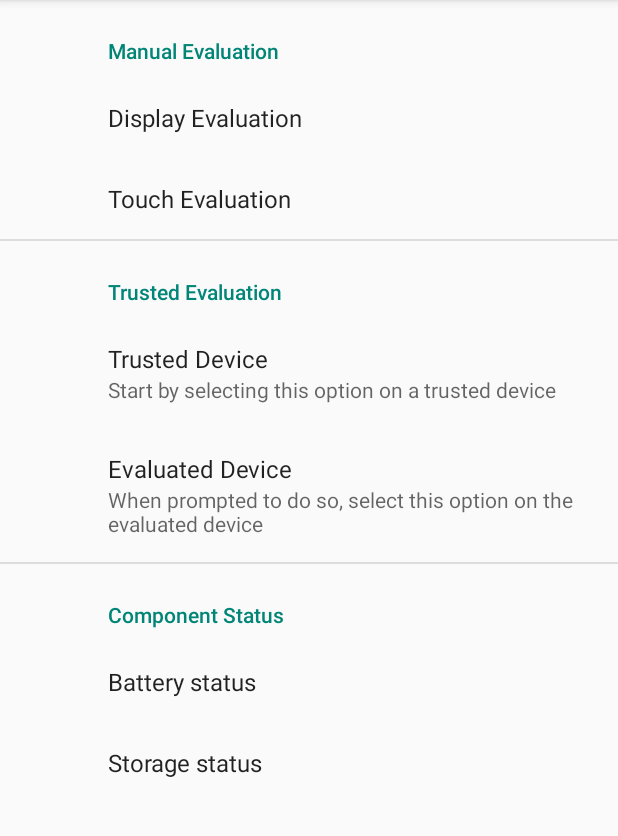
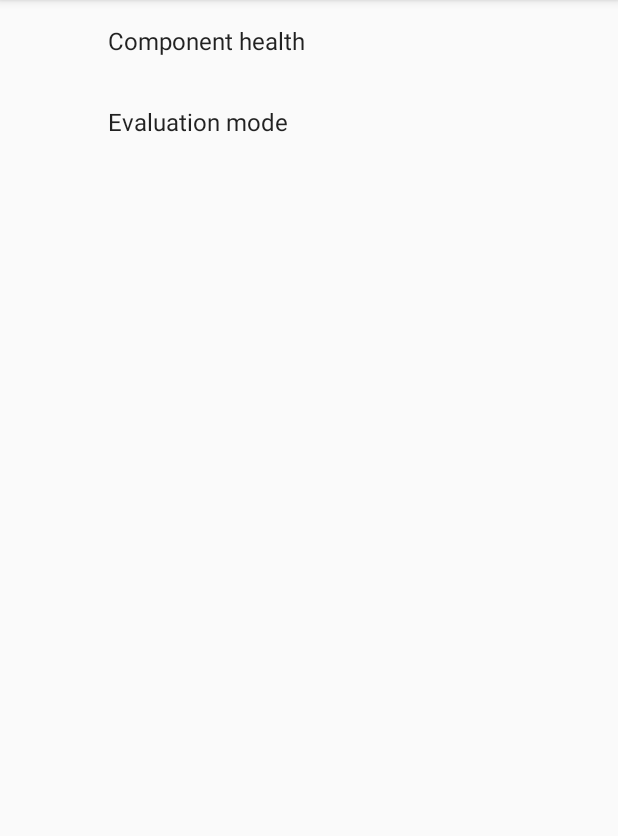
Before and after one commit to zero-roms/android_packages_apps_DeviceDiagnostics, an Android app built with Jetpack Compose: the MainFragment screen opened directly, with no data from a screen before it, on a phone screen of 412 x 824 dp, the part 84-920 px from its top. Run offline under Robolectric (Android 15) with nearby library versions, the phone set to English and light mode, and no system bars; our stand-ins replace androidx.preference.

Commit message:
Clean up main activity.
This reduces the main landing page to "Component health" and "Evaluation
mode". The component health activity now lists manual tests to run, as
well as component status. The "evaluation mode" activity contains the
Trusted / Evaluated options, though eventually, we would like to
eliminate the "Evaluated device" screen.

This does not fix the manual test activity flows, yet.

Bug: N/A
Test: manual test
Change-Id: I5553e1057ebb9d70c2f18559dca845ba942a9992

```diff
--- a/app/src/main/AndroidManifest.xml
+++ b/app/src/main/AndroidManifest.xml
@@ -25,6 +25,8 @@
         <category android:name="android.intent.category.DEFAULT" />
       </intent-filter>
     </activity>
+    <activity android:name="com.android.devicediagnostics.DiagnosticsActivity" />
+    <activity android:name="com.android.devicediagnostics.EvaluationModeActivity" />
     <activity android:name="com.android.devicediagnostics.trusted.QrCodeDisplayActivity" />
     <activity android:name="com.android.devicediagnostics.trusted.QrCodeScanActivity" />
     <activity android:name="com.android.devicediagnostics.trusted.DisplayResultActivity" />
--- a/app/src/main/java/com/android/devicediagnostics/evaluated/BatteryActivity.kt
+++ b/app/src/main/java/com/android/devicediagnostics/evaluated/BatteryActivity.kt
@@ -161,7 +161,7 @@ class BatteryHealthPreference(context: Context, attrs: AttributeSet) :
 
     override fun getSummary(): CharSequence? {
         if (diagnostics.stateOfHealth == -1) {
-            return "Unavailable"
+            return context.getString(R.string.unavailable)
         }
         return diagnostics.stateOfHealth.toString() + "%"
     }
--- a/app/src/main/java/com/android/devicediagnostics/evaluated/StorageActivity.kt
+++ b/app/src/main/java/com/android/devicediagnostics/evaluated/StorageActivity.kt
@@ -117,7 +117,7 @@ class StorageHealthPreference(context: Context, attrs: AttributeSet) :
 
     override fun getSummary(): CharSequence? {
         if (diagnostics.lifetime == -1) {
-            return "Unavailable"
+            return context.getString(R.string.unavailable)
         }
         return diagnostics.lifetime.toString() + "%"
     }
--- a/app/src/main/res/values/strings.xml
+++ b/app/src/main/res/values/strings.xml
@@ -6,18 +6,24 @@
   <string name="activity_continue">Continue</string>
   <string name="unavailable">Unavailable</string>
 
-  <!-- Main preference screen -->
-  <string name="manual_eval_title">Manual Evaluation</string>
-  <string name="screen_test_title">Display Evaluation</string>
-  <string name="touch_test_title">Touch Evaluation</string>
+  <!-- Main activity -->
+  <string name="component_health_title">Component health</string>
+  <string name="evaluation_mode_title">Evaluation mode</string>
+
+  <!-- Diagnostics landing -->
+  <string name="manual_eval_title">Manual tests</string>
+  <string name="screen_test_title">Display test</string>
+  <string name="touch_test_title">Touch test</string>
+  <string name="component_title">Component status</string>
+  <string name="storage_title">Storage status</string>
+  <string name="battery_title">Battery status</string>
+
+  <!-- Evaluation mode -->
   <string name="trusted_eval_title">Trusted Evaluation</string>
   <string name="trusted_device_title">Trusted Device</string>
   <string name="trusted_device_summary">Start by selecting this option on a trusted device</string>
   <string name="evaluated_device_title">Evaluated Device</string>
   <string name="evaluated_device_summary">When prompted to do so, select this option on the evaluated device</string>
-  <string name="component_title">Component Status</string>
-  <string name="storage_title">Storage status</string>
-  <string name="battery_title">Battery status</string>
 
   <!-- Battery screen -->
   <string name="battery_health_title">Health</string>
--- a/app/src/main/res/xml/preferences_main.xml
+++ b/app/src/main/res/xml/preferences_main.xml
@@ -1,59 +1,19 @@
 <PreferenceScreen xmlns:app="http://schemas.android.com/apk/res-auto"
     xmlns:android="http://schemas.android.com/apk/res/android">
 
-  <PreferenceCategory android:title="@string/manual_eval_title">
   <Preference
-        app:key="ScreenTest"
-        app:title="@string/screen_test_title">
+    app:key="diagnostics"
+    app:title="@string/component_health_title">
     <intent
-          android:targetClass="com.android.devicediagnostics.evaluated.ScreenTestIntroActivity"
+      android:targetClass="com.android.devicediagnostics.DiagnosticsActivity"
       android:targetPackage="@string/package_name" />
   </Preference>
 
   <Preference
-        app:key="TouchTest"
-        app:title="@string/touch_test_title">
+      app:key="evaluation_mode"
+      app:title="@string/evaluation_mode_title">
     <intent
-          android:targetClass="com.android.devicediagnostics.evaluated.TouchTestIntroActivity"
+        android:targetClass="com.android.devicediagnostics.EvaluationModeActivity"
         android:targetPackage="@string/package_name" />
   </Preference>
-  </PreferenceCategory>
-
-  <PreferenceCategory android:title="@string/trusted_eval_title">
-    <Preference
-        app:key="Trusted"
-        app:title="@string/trusted_device_title"
-        app:summary="@string/trusted_device_summary">
-      <intent
-          android:targetClass="com.android.devicediagnostics.trusted.QrCodeDisplayActivity"
-          android:targetPackage="@string/package_name" />
-    </Preference>
-
-    <Preference
-        app:key="Evaluated"
-        app:title="@string/evaluated_device_title"
-        app:summary="@string/evaluated_device_summary">
-      <intent
-          android:targetClass="com.android.devicediagnostics.evaluated.QrCodeScanActivity"
-          android:targetPackage="@string/package_name" />
-    </Preference>
-  </PreferenceCategory>
-
-  <PreferenceCategory android:title="@string/component_title">
-    <Preference
-        app:key="Battery"
-        app:title="@string/battery_title">
-      <intent
-          android:targetClass="com.android.devicediagnostics.evaluated.BatteryActivity"
-          android:targetPackage="@string/package_name"/>
-    </Preference>
-
-    <Preference
-        app:key="Storage"
-        app:title="@string/storage_title">
-      <intent
-          android:targetClass="com.android.devicediagnostics.evaluated.StorageActivity"
-          android:targetPackage="@string/package_name"/>
-    </Preference>
-  </PreferenceCategory>
 </PreferenceScreen>
```
Also changed, not shown: app/src/main/java/com/android/devicediagnostics/DiagnosticsActivity.kt (added, +27 -0 lines), app/src/main/java/com/android/devicediagnostics/EvaluationModeActivity.kt (added, +27 -0 lines), app/src/main/res/xml/diagnostics_landing.xml (added, +39 -0 lines), app/src/main/res/xml/evaluation_mode_landing.xml (added, +19 -0 lines). Lines whose indentation alone changed are shown as unchanged.
